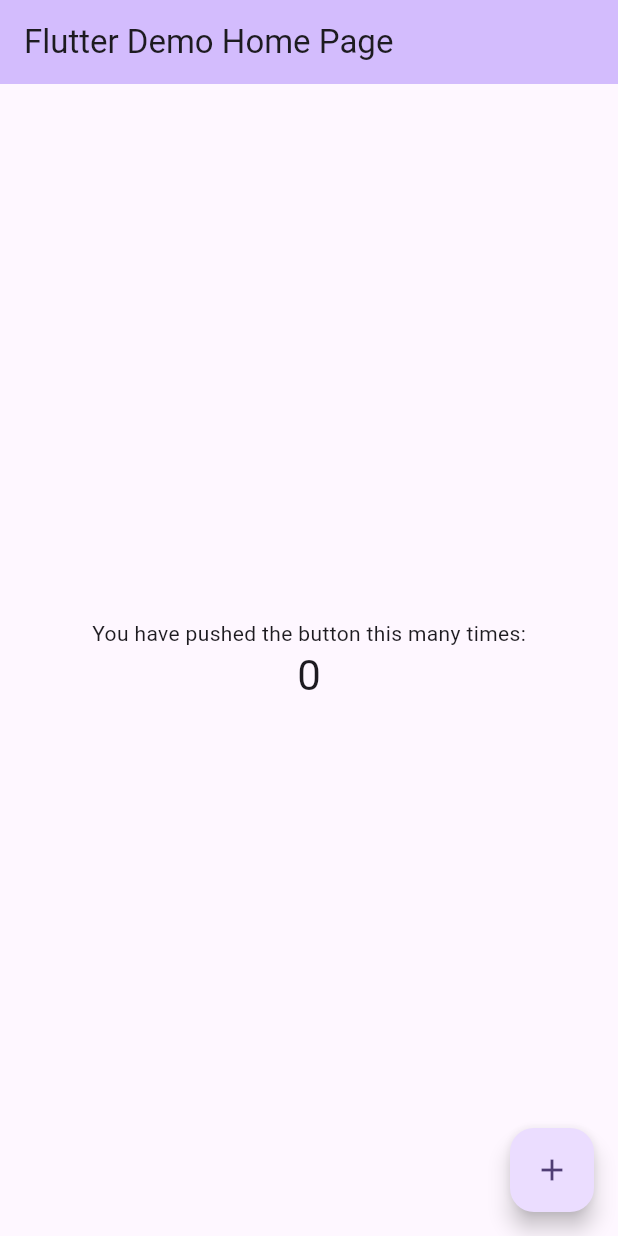
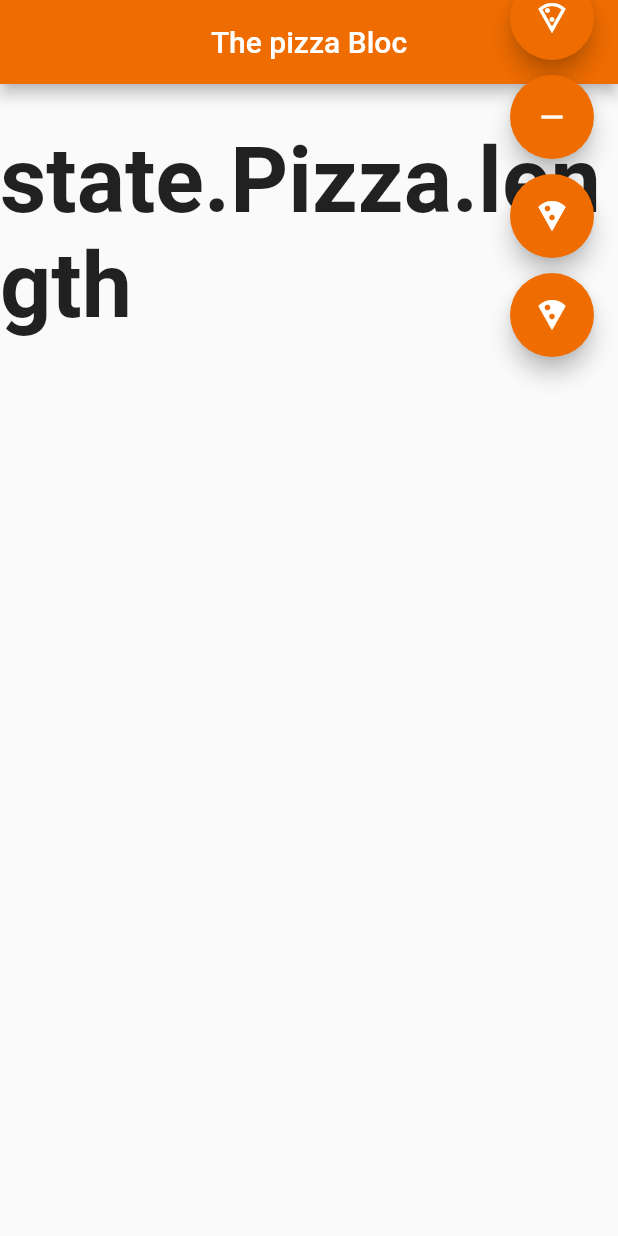
Before and after one commit to eoeefosa/blocplay, a Flutter app: the screen it shows after launch, on a phone screen of 412 x 824 dp. Run offline on Flutter 3.47's test engine with Material 2 defaults, Android fonts, the phone set to English and light mode, and no system bars; our stand-ins replace bloc, equatable, flutter_bloc.

Commit message:
complete tuturia

```diff
--- /dev/null
+++ b/lib/bloc/pizza_bloc.dart
@@ -0,0 +1,41 @@
+import 'package:bloc/bloc.dart';
+import 'package:blocplay/model/pizza_model.dart';
+import 'package:equatable/equatable.dart';
+
+part 'pizza_event.dart';
+part 'pizza_state.dart';
+
+class PizzaBloc extends Bloc<PizzaEvent, PizzaState> {
+  PizzaBloc() : super(PizzaInitial()) {
+    on<LoadPizzaCounter>(
+      (event, emit) async {
+        await Future<void>.delayed(const Duration(seconds: 1));
+        emit(const PizzaLoaded(pizza: <Pizza>[]));
+      },
+    );
+    on<AddPizza>(
+      (event, emit) async {
+        if (state is PizzaLoaded) {
+          final state = this.state as PizzaLoaded;
+          emit(
+            PizzaLoaded(
+              pizza: List.from(state.pizza)..add(event.pizza),
+            ),
+          );
+        }
+      },
+    );
+    on<RemovePizza>(
+      (event, emit) async {
+        if (state is PizzaLoaded) {
+          final state = this.state as PizzaLoaded;
+          emit(
+            PizzaLoaded(
+              pizza: List.from(state.pizza)..remove(event.pizza),
+            ),
+          );
+        }
+      },
+    );
+  }
+}
--- /dev/null
+++ b/lib/bloc/pizza_event.dart
@@ -0,0 +1,26 @@
+part of 'pizza_bloc.dart';
+
+abstract class PizzaEvent extends Equatable {
+  const PizzaEvent();
+
+  @override
+  List<Object> get props => [];
+}
+
+class LoadPizzaCounter extends PizzaEvent {}
+
+class AddPizza extends PizzaEvent {
+  final Pizza pizza;
+  const AddPizza(this.pizza);
+
+  @override
+  List<Object> get props => [pizza];
+}
+
+class RemovePizza extends PizzaEvent {
+  final Pizza pizza;
+  const RemovePizza(this.pizza);
+
+  @override
+  List<Object> get props => [pizza];
+}
--- /dev/null
+++ b/lib/bloc/pizza_state.dart
@@ -0,0 +1,19 @@
+part of 'pizza_bloc.dart';
+
+abstract class PizzaState extends Equatable {
+  const PizzaState();
+
+  @override
+  List<Object> get props => [];
+}
+
+class PizzaInitial extends PizzaState {}
+
+class PizzaLoaded extends PizzaState {
+  final List<Pizza> pizza;
+  const PizzaLoaded({required this.pizza});
+
+
+  @override
+  List<Object> get props => [pizza];
+}
--- a/lib/main.dart
+++ b/lib/main.dart
@@ -1,4 +1,11 @@
+import 'dart:math';
+
+import 'package:blocplay/bloc/pizza_bloc.dart';
 import 'package:flutter/material.dart';
+import 'package:flutter/services.dart';
+import 'package:flutter_bloc/flutter_bloc.dart';
+
+import 'model/pizza_model.dart';
 
 void main() {
   runApp(const MyApp());
@@ -7,119 +14,116 @@ void main() {
 class MyApp extends StatelessWidget {
   const MyApp({super.key});
 
-  // This widget is the root of your application.
   @override
   Widget build(BuildContext context) {
-    return MaterialApp(
-      title: 'Flutter Demo',
-      theme: ThemeData(
-        // This is the theme of your application.
-        //
-        // TRY THIS: Try running your application with "flutter run". You'll see
-        // the application has a blue toolbar. Then, without quitting the app,
-        // try changing the seedColor in the colorScheme below to Colors.green
-        // and then invoke "hot reload" (save your changes or press the "hot
-        // reload" button in a Flutter-supported IDE, or press "r" if you used
-        // the command line to start the app).
-        //
-        // Notice that the counter didn't reset back to zero; the application
-        // state is not lost during the reload. To reset the state, use hot
-        // restart instead.
-        //
-        // This works for code too, not just values: Most code changes can be
-        // tested with just a hot reload.
-        colorScheme: ColorScheme.fromSeed(seedColor: Colors.deepPurple),
-        useMaterial3: true,
+    SystemChrome.setSystemUIOverlayStyle(
+        const SystemUiOverlayStyle(statusBarColor: Colors.transparent));
+    return MultiBlocProvider(
+      providers: [
+        BlocProvider(
+          create: (context) => PizzaBloc()..add(LoadPizzaCounter()),
+
+        )
+      ],
+      child: const MaterialApp(
+        title: 'The Pizza Bloc',
+        debugShowCheckedModeBanner: false,
+        home: Home(),
       ),
-      home: const MyHomePage(title: 'Flutter Demo Home Page'),
     );
   }
 }
 
-class MyHomePage extends StatefulWidget {
-  const MyHomePage({super.key, required this.title});
-
-  // This widget is the home page of your application. It is stateful, meaning
-  // that it has a State object (defined below) that contains fields that affect
-  // how it looks.
-
-  // This class is the configuration for the state. It holds the values (in this
-  // case the title) provided by the parent (in this case the App widget) and
-  // used by the build method of the State. Fields in a Widget subclass are
-  // always marked "final".
-
-  final String title;
-
-  @override
-  State<MyHomePage> createState() => _MyHomePageState();
-}
-
-class _MyHomePageState extends State<MyHomePage> {
-  int _counter = 0;
-
-  void _incrementCounter() {
-    setState(() {
-      // This call to setState tells the Flutter framework that something has
-      // changed in this State, which causes it to rerun the build method below
-      // so that the display can reflect the updated values. If we changed
-      // _counter without calling setState(), then the build method would not be
-      // called again, and so nothing would appear to happen.
-      _counter++;
-    });
-  }
+class Home extends StatelessWidget {
+  const Home({super.key});
 
   @override
   Widget build(BuildContext context) {
-    // This method is rerun every time setState is called, for instance as done
-    // by the _incrementCounter method above.
-    //
-    // The Flutter framework has been optimized to make rerunning build methods
-    // fast, so that you can just rebuild anything that needs updating rather
-    // than having to individually change instances of widgets.
     return Scaffold(
       appBar: AppBar(
-        // TRY THIS: Try changing the color here to a specific color (to
-        // Colors.amber, perhaps?) and trigger a hot reload to see the AppBar
-        // change color while the other colors stay the same.
-        backgroundColor: Theme.of(context).colorScheme.inversePrimary,
-        // Here we take the value from the MyHomePage object that was created by
-        // the App.build method, and use it to set our appbar title.
-        title: Text(widget.title),
+        title: const Text('The pizza Bloc'),
+        centerTitle: true,
+        backgroundColor: Colors.orange[800],
       ),
       body: Center(
-        // Center is a layout widget. It takes a single child and positions it
-        // in the middle of the parent.
-        child: Column(
-          // Column is also a layout widget. It takes a list of children and
-          // arranges them vertically. By default, it sizes itself to fit its
-          // children horizontally, and tries to be as tall as its parent.
-          //
-          // Column has various properties to control how it sizes itself and
-          // how it positions its children. Here we use mainAxisAlignment to
-          // center the children vertically; the main axis here is the vertical
-          // axis because Columns are vertical (the cross axis would be
-          // horizontal).
-          //
-          // TRY THIS: Invoke "debug painting" (choose the "Toggle Debug Paint"
-          // action in the IDE, or press "p" in the console), to see the
-          // wireframe for each widget.
-          mainAxisAlignment: MainAxisAlignment.center,
-          children: <Widget>[
-            const Text(
-              'You have pushed the button this many times:',
-            ),
-            Text(
-              '$_counter',
-              style: Theme.of(context).textTheme.headlineMedium,
-            ),
-          ],
+        child: BlocBuilder<PizzaBloc, PizzaState>(
+          builder: (context, state) {
+            if (state is PizzaInitial) {
+              return const CircularProgressIndicator();
+            }
+            if (state is PizzaLoaded) {
+              return Column(
+                mainAxisAlignment: MainAxisAlignment.center,
+                children: [
+                  const Text(
+                    'state.Pizza.length',
+                    style: TextStyle(fontSize: 60, fontWeight: FontWeight.bold),
+                  ),
+                  const SizedBox(
+                    height: 20,
+                  ),
+                  SizedBox(
+                    height: MediaQuery.of(context).size.height / 1.5,
+                    width: MediaQuery.of(context).size.width,
+                    child: Stack(
+                      alignment: Alignment.center,
+                      clipBehavior: Clip.none,
+                      children: [
+                        for (int index = 0; index < state.pizza.length; index++)
+                          Positioned(
+                              left: Random().nextInt(250).toDouble(),
+                              top: Random().nextInt(400).toDouble(),
+                              child: SizedBox(
+                                height: 150,
+                                width: 150,
+                                child: state.pizza[index].image,
+                              ))
+                      ],
+                    ),
+                  )
+                ],
+              );
+            } else {
+              return const Text('Something went wrong');
+            }
+          },
         ),
       ),
-      floatingActionButton: FloatingActionButton(
-        onPressed: _incrementCounter,
-        tooltip: 'Increment',
-        child: const Icon(Icons.add),
-      ), // This trailing comma makes auto-formatting nicer for build methods.
+      floatingActionButton: Column(
+        children: [
+          FloatingActionButton(
+            backgroundColor: Colors.orange[800],
+            onPressed: () {
+              context.read().add(AddPizza(Pizza.pizza[0]));
+            },
+            child: const Icon(Icons.local_pizza_outlined),
+          ),
+          const SizedBox(height: 10),
+          FloatingActionButton(
+            backgroundColor: Colors.orange[800],
+            onPressed: () {
+              context.read().add(RemovePizza(Pizza.pizza[0]));
+            },
+            child: const Icon(Icons.remove),
+          ),
+          const SizedBox(height: 10),
+          FloatingActionButton(
+            backgroundColor: Colors.orange[800],
+            onPressed: () {
+              context.read().add(AddPizza(Pizza.pizza[1]));
+            },
+            child: const Icon(Icons.local_pizza),
+          ),
+          const SizedBox(height: 10),
+          FloatingActionButton(
+            backgroundColor: Colors.orange[800],
+            onPressed: () {
+              context.read().add(RemovePizza(Pizza.pizza[1]));
+            },
+            child: const Icon(Icons.local_pizza),
+          ),
+        ],
+      ),
     );
   }
 }
--- /dev/null
+++ b/lib/model/pizza_model.dart
@@ -0,0 +1,30 @@
+import 'package:flutter/material.dart';
+import 'package:equatable/equatable.dart';
+
+class Pizza extends Equatable {
+  final String id;
+  final String name;
+  final Image image;
+
+  const Pizza({
+    required this.id,
+    required this.name,
+    required this.image,
+  });
+
+  @override
+  List<Object?> get props => [id, name, image];
+
+  static List<Pizza> pizza = [
+    Pizza(
+      id: '0',
+      name: 'Pizza',
+      image: Image.asset('images/pizza.jpeg'),
+    ),
+    Pizza(
+      id: '1',
+      name: 'Pizza pepperony',
+      image: Image.asset('images/pizza_image.jpeg'),
+    ),
+  ];
+}
```
Also changed, not shown: pubspec.yaml (+11 -72 lines), assets/images/pizza.jpeg (added), assets/images/pizza_image.jpeg (added), pubspec.lock.
